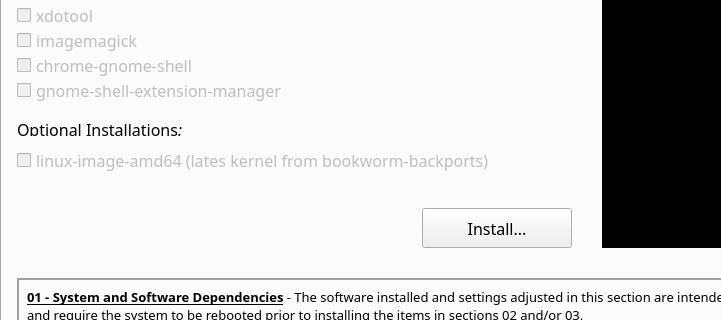
Above: gui/debian_configurator.ui from jGDarkness/deb_config before the change; both pictures show x 0 to 721 and y 337 to 657 of the 1252 by 752 pixel window. Below: the same form after it.
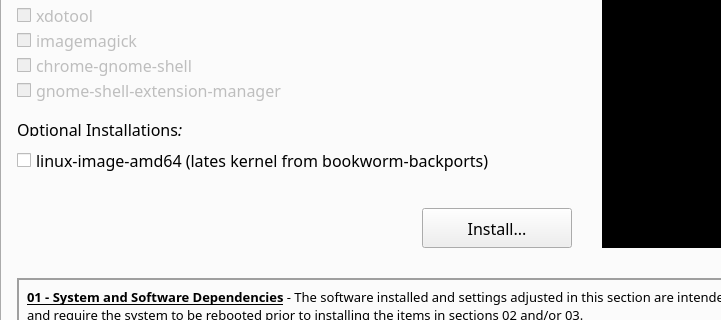
That is the form after the change. Icons and pictures are not drawn.

```diff
--- a/gui/debian_configurator.ui
+++ b/gui/debian_configurator.ui
@@ -344,7 +344,7 @@
         </widget>
         <widget class="QCheckBox" name="chkBackportKernel">
          <property name="enabled">
-          <bool>false</bool>
+          <bool>true</bool>
          </property>
          <property name="geometry">
           <rect>
```
